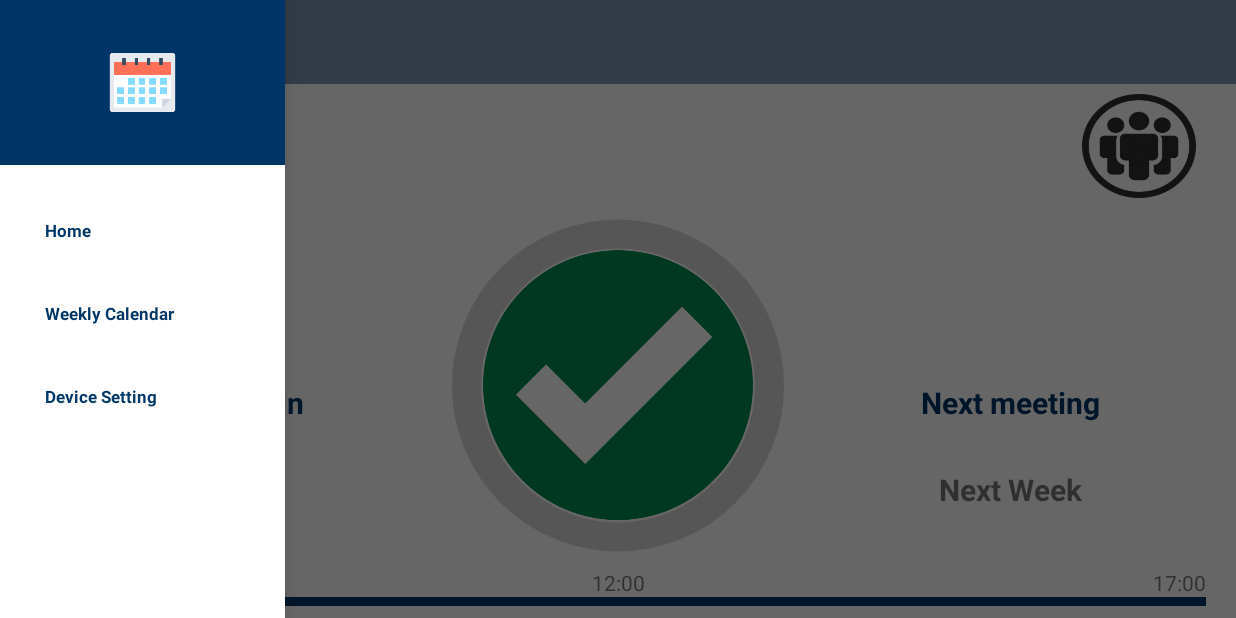
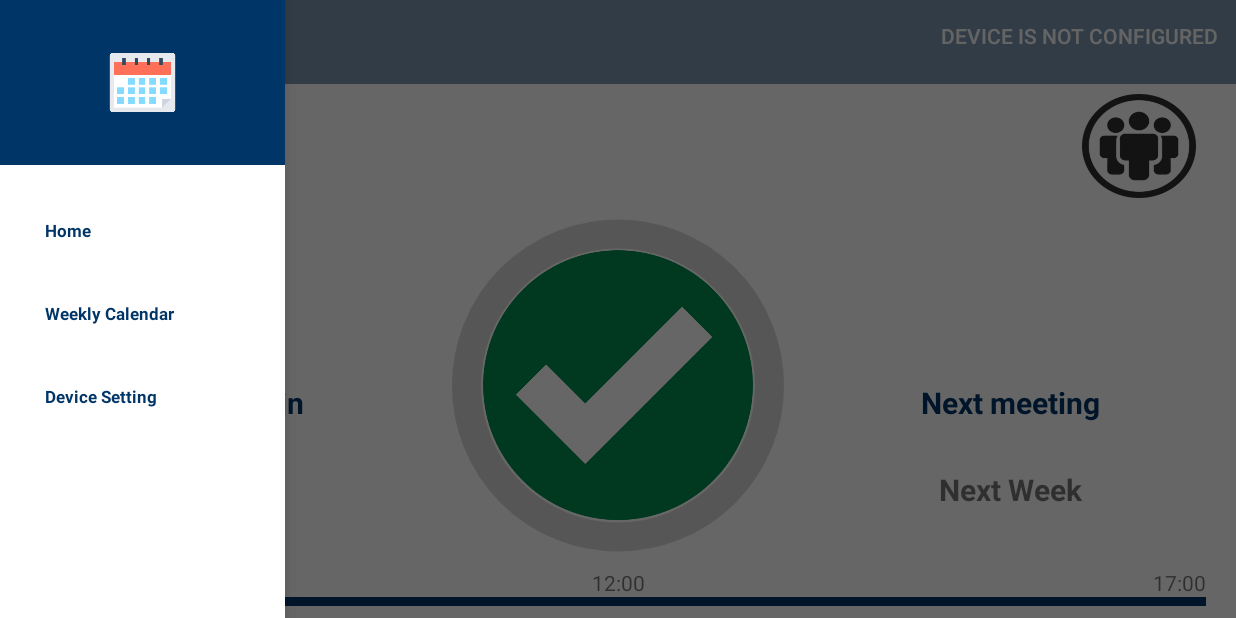
Before and after one commit to brgonzalez/Book-My-Room---Android, an Android app: the screen it shows after launch (MainActivity), with the side drawer open, on a phone screen of 824 x 412 dp (held sideways). Run offline under Robolectric (Android 15) with nearby library versions, the phone set to English and light mode, and no system bars; libraries missing offline, so code that uses them is left out: cn.pedant, com.transitionseverywhere, com.transitionseverywhere.extra; 6 statements that could not run were skipped.

Commit message:
Adjusts to the project

```diff
--- a/android/app/src/main/java/com/snaptechnology/bgonzalez/bookmyroomandroid/activity/HomeFragment.java
+++ b/android/app/src/main/java/com/snaptechnology/bgonzalez/bookmyroomandroid/activity/HomeFragment.java
@@ -41,7 +41,7 @@ import com.snaptechnology.bgonzalez.bookmyroomandroid.model.Location;
 import com.snaptechnology.bgonzalez.bookmyroomandroid.services.EventService;
 import com.snaptechnology.bgonzalez.bookmyroomandroid.services.TimeService;
 import com.snaptechnology.bgonzalez.bookmyroomandroid.services.URLService;
-import com.snaptechnology.bgonzalez.bookmyroomandroid.utils.FileUtils;
+import com.snaptechnology.bgonzalez.bookmyroomandroid.utils.FileUtil;
 import com.transitionseverywhere.TransitionManager;
 import com.transitionseverywhere.extra.Scale;
 
@@ -59,7 +59,7 @@ public class HomeFragment extends Fragment {
     /**Variable used to check the last click by the user*/
     private static long mLastClickTime;
 
-    private static final int WAITING_TIME = 5000;
+    private static final int WAITING_TIME = 4000;
 
 
     /**Services to get the functions to do the task by the user*/
@@ -186,7 +186,7 @@ public class HomeFragment extends Fragment {
 
                                 String startDate = timeService.roundDown(dateInString);
                                 String subject = (((TextInputLayout) dialogView.findViewById(R.id.subject_book_room_from_home)).getEditText().getText()).toString();
-                                Event event = new Event("id", subject, new Location(FileUtils.readLocation(getActivity())), new ArrayList<Attendee>(), false, startDate, endDate);
+                                Event event = new Event("id", subject, new Location(FileUtil.readLocation(getActivity())), new ArrayList<Attendee>(), false, startDate, endDate);
                                 dialog.dismiss();
                                 createEvent(event);
                             }
--- a/android/app/src/main/java/com/snaptechnology/bgonzalez/bookmyroomandroid/activity/MainActivity.java
+++ b/android/app/src/main/java/com/snaptechnology/bgonzalez/bookmyroomandroid/activity/MainActivity.java
@@ -28,13 +28,16 @@ import android.support.v4.widget.DrawerLayout;
 import android.support.v7.app.AppCompatActivity;
 import android.support.v7.widget.Toolbar;
 import android.util.Log;
+import android.view.Gravity;
 import android.view.Menu;
 import android.view.MenuItem;
 import android.view.View;
+import android.widget.TextView;
 import android.widget.Toast;
 
 import com.snaptechnology.bgonzalez.bookmyroomandroid.R;
 import com.snaptechnology.bgonzalez.bookmyroomandroid.services.EventService;
+import com.snaptechnology.bgonzalez.bookmyroomandroid.utils.FileUtil;
 
 import java.util.List;
 
@@ -52,16 +55,16 @@ public class MainActivity extends AppCompatActivity implements FragmentDrawer.Fr
 
     private static int FRAGMENT = 0;
 
-
+    private Thread updateThread;
     public MainActivity(){
         this.eventService = EventService.getInstance(MainActivity.this);
-        Runnable myRunnable = new Runnable() {
+        updateThread = new Thread() {
             public void run() {
                 synchronizeEvents();
             }
         };
-        Thread thread = new Thread(myRunnable);
-        thread.start();
+        updateThread.start();
+
     }
 
     @Override
@@ -73,7 +76,7 @@ public class MainActivity extends AppCompatActivity implements FragmentDrawer.Fr
         StrictMode.setThreadPolicy(policy);
 
 
-        if ((getResources().getConfiguration().screenLayout & Configuration.SCREENLAYOUT_SIZE_MASK) == Configuration.SCREENLAYOUT_SIZE_LARGE) {
+        /*if ((getResources().getConfiguration().screenLayout & Configuration.SCREENLAYOUT_SIZE_MASK) == Configuration.SCREENLAYOUT_SIZE_LARGE) {
             Toast.makeText(this, "Large screen", Toast.LENGTH_LONG).show();
         }
         else if ((getResources().getConfiguration().screenLayout & Configuration.SCREENLAYOUT_SIZE_MASK) == Configuration.SCREENLAYOUT_SIZE_NORMAL) {
@@ -84,7 +87,7 @@ public class MainActivity extends AppCompatActivity implements FragmentDrawer.Fr
         }
         else {
             Toast.makeText(this, "Screen size is neither large, normal or small", Toast.LENGTH_LONG).show();
-        }
+        }*/
 
 
         final SweetAlertDialog pDialog = new SweetAlertDialog(this, SweetAlertDialog.PROGRESS_TYPE).setTitleText("Loading...");
@@ -110,6 +113,8 @@ public class MainActivity extends AppCompatActivity implements FragmentDrawer.Fr
                 }
             }
         }).start();
+
+
 
         new CountDownTimer(5000, 1000) {
             public void onTick(long millisUntilFinished) {
@@ -153,6 +158,8 @@ public class MainActivity extends AppCompatActivity implements FragmentDrawer.Fr
     public boolean onCreateOptionsMenu(Menu menu) {
         // Inflate the menu; this adds items to the action bar if it is present.
         getMenuInflater().inflate(R.menu.menu_main, menu);
+        MenuItem menuItem = menu.getItem(0);
+        menuItem.setTitle(FileUtil.readLocation(getApplicationContext()));
         return true;
     }
 
@@ -161,8 +168,13 @@ public class MainActivity extends AppCompatActivity implements FragmentDrawer.Fr
         // Handle action bar item clicks here. The action bar will
         // automatically handle clicks on the Home/Up button, so long
         // as you specify a parent activity in AndroidManifest.xml.
-        /*int id = item.getItemId();
+        int id = item.getItemId();
 
+        if (id == R.id.room_account) {
+            displayView(2);
+            return true;
+        }
+        /*
         //noinspection SimplifiableIfStatement
         if (id == R.id.action_settings) {
             return true;
@@ -198,7 +210,7 @@ public class MainActivity extends AppCompatActivity implements FragmentDrawer.Fr
             case 2:
                 fragment = new DeviceSettingFragment();
                 title = getString(R.string.title_device_settings);
-                FRAGMENT = 3;
+                FRAGMENT = 2;
                 break;
             default:
                 break;
@@ -248,7 +260,17 @@ public class MainActivity extends AppCompatActivity implements FragmentDrawer.Fr
         //noinspection InfiniteLoopStatement
         for(;;) {
             try {
-                eventService.updateEvents();
+
+
+                if(! eventService.updateEvents() ){
+                    this.runOnUiThread(new Runnable() {
+                        public void run() {
+                            for(int i = 0 ; i < 2; i++){
+                                Toast.makeText(getApplicationContext(), "Error, Please check your network connection and device setting ", Toast.LENGTH_LONG).show();
+                            }
+
+                        }
+                    });                }
                 Thread.sleep(20000);
             }catch (InterruptedException e) {
                 e.printStackTrace();
@@ -259,4 +281,10 @@ public class MainActivity extends AppCompatActivity implements FragmentDrawer.Fr
             }
         }
     }
+
+    @Override
+    protected void onDestroy() {
+        super.onDestroy();
+        updateThread.interrupt();
+    }
 }
--- a/android/app/src/main/java/com/snaptechnology/bgonzalez/bookmyroomandroid/services/EventService.java
+++ b/android/app/src/main/java/com/snaptechnology/bgonzalez/bookmyroomandroid/services/EventService.java
@@ -10,7 +10,7 @@ import com.snaptechnology.bgonzalez.bookmyroomandroid.httpclient.OKHttpClient;
 import com.snaptechnology.bgonzalez.bookmyroomandroid.model.Event;
 import com.snaptechnology.bgonzalez.bookmyroomandroid.model.Location;
 import com.snaptechnology.bgonzalez.bookmyroomandroid.model.VO.EventVO;
-import com.snaptechnology.bgonzalez.bookmyroomandroid.utils.FileUtils;
+import com.snaptechnology.bgonzalez.bookmyroomandroid.utils.FileUtil;
 
 import org.json.JSONException;
 import org.json.JSONObject;
@@ -81,7 +81,7 @@ public final class EventService  {
         }catch (JSONException e) {
             Log.e(TAG,"JsonProcessingException error parsing the result body in doPost()");
         }catch (NullPointerException e){
-            Log.e(TAG,e.getMessage());
+            Log.e(TAG,"NullPointerException");
         }
         return false;
     }
@@ -89,13 +89,13 @@ public final class EventService  {
     /**
      * Method to update the events
      */
-    public void updateEvents(){
+    public boolean updateEvents(){
         ObjectMapper mapper = new ObjectMapper();
         List<Event> events;
         Log.i(TAG, "Updating Events");
         try {
             Map<String, String> startEndDate = timeService.getRangeDays();
-            String displayName = FileUtils.readLocation(context);
+            String displayName = FileUtil.readLocation(context);
             EventVO eventVO = new EventVO(new Location(displayName), startEndDate.get("start"), startEndDate.get("end"));
 
             String json = mapper.writeValueAsString(eventVO);
@@ -116,24 +116,19 @@ public final class EventService  {
                     startDate = timeService.addMinutes(startDate);
                 }
             }
+            return true;
         }catch (JsonProcessingException e) {
             Log.e(TAG,"JsonProcessingException error parsing the result body in UpdateEvents()");
-            this.getEventMapper().clear();
-            setEvents(new ArrayList<Event>());
         }catch (IOException e) {
             Log.e(TAG,"IOException error parsing the result body in UpdateEvents()");
-            this.getEventMapper().clear();
-            setEvents(new ArrayList<Event>());
         }catch (IllegalStateException e){
             Log.e(TAG,"Error IllegalStateException to execute operation, was not executed at time");
-            this.getEventMapper().clear();
-            setEvents(new ArrayList<Event>());
         }catch (NullPointerException e){
             Log.e(TAG,"Error NullPointerException to execute operation, probably the device is not connected with the server" );
-            this.getEventMapper().clear();
-            setEvents(new ArrayList<Event>());
-
         }
+        this.getEventMapper().clear();
+        setEvents(new ArrayList<Event>());
+        return false;
     }
 
     public List<Event> getEvents(){
--- a/android/app/src/main/java/com/snaptechnology/bgonzalez/bookmyroomandroid/services/LocationService.java
+++ b/android/app/src/main/java/com/snaptechnology/bgonzalez/bookmyroomandroid/services/LocationService.java
@@ -33,13 +33,14 @@ public class LocationService {
 
         ObjectMapper mapper = new ObjectMapper();
 
-        List<Location> locations = new ArrayList<>();
+        List<Location> locations;
         try {
             String url = urlService.getURLAllLocations();
             Log.i(TAG,"Getting locations, Url:  "+ url);
             String output =client.get(url);
             Log.i(TAG,"Output:"+output);
             locations = mapper.readValue(output,TypeFactory.defaultInstance().constructCollectionType(List.class, Location.class));
+            return locations;
         } catch (JsonProcessingException e) {
             e.printStackTrace();
             Log.e(TAG,"JsonProcessingException error to process JSON Object in LocationService");
@@ -48,9 +49,8 @@ public class LocationService {
             Log.e(TAG,"IOException error IOException in Location Service");
         }catch (NullPointerException e){
             Log.e(TAG,"NullPointerException reading locations");
-
         }
-        return locations;
+        return new ArrayList<>();
 
     }
 }
--- a/android/app/src/main/java/com/snaptechnology/bgonzalez/bookmyroomandroid/services/URLService.java
+++ b/android/app/src/main/java/com/snaptechnology/bgonzalez/bookmyroomandroid/services/URLService.java
@@ -6,7 +6,7 @@ package com.snaptechnology.bgonzalez.bookmyroomandroid.services;
 public class URLService {
 
     //private String server = "http://192.168.100.4:8080";
-    private String server = "http://10.110.10.206:8080";
+    private String server = "http://10.110.10.153:8080";
 
     private static final String EVENT = "/event";
     private static final String LOCATION = "/location";
--- a/android/app/src/main/java/com/snaptechnology/bgonzalez/bookmyroomandroid/utils/FileUtils.java
+++ b/android/app/src/main/java/com/snaptechnology/bgonzalez/bookmyroomandroid/utils/FileUtil.java
@@ -9,9 +9,9 @@ import java.io.InputStream;
 import java.io.InputStreamReader;
 import java.io.OutputStreamWriter;
 
-public class FileUtils {
+public class FileUtil {
 
-    private static final String TAG = FileUtils.class.getName();
+    private static final String TAG = FileUtil.class.getName();
     private static String locationFile = "location_file";
 
     public static String readLocation(Context context) {
@@ -33,6 +33,7 @@ public class FileUtils {
                 inputStream.close();
                 ret = stringBuilder.toString();
             }
+            return ret;
         }
         catch (FileNotFoundException e) {
             Log.e(TAG, "File not found: " + e.toString());
@@ -41,7 +42,7 @@ public class FileUtils {
         } catch (NullPointerException e){
             Log.e(TAG, "NullPointerException reading file");
         }
-        return ret;
+        return "Device is not configured";
     }
 
     public static void writeLocation(Context context, String data){
--- a/android/app/src/main/res/layout/dialog_book_room.xml
+++ b/android/app/src/main/res/layout/dialog_book_room.xml
@@ -43,7 +43,7 @@
                 android:layout_height="wrap_content"
                 android:id="@+id/edit_meeting_name_book_room"
                 android:singleLine="true"
-                android:hint="Meeting name"
+                android:hint="Meeting name (Optional)"
                 android:layout_width="@dimen/width_dialog_elements"
                 android:layout_centerHorizontal="true"
                 android:textSize="@dimen/small_size_text"
--- a/android/app/src/main/res/layout/dialog_book_room_from_home.xml
+++ b/android/app/src/main/res/layout/dialog_book_room_from_home.xml
@@ -43,7 +43,7 @@
                 android:layout_height="wrap_content"
                 android:id="@+id/edit_meeting_name_book_room_from_home"
                 android:singleLine="true"
-                android:hint="Meeting name"
+                android:hint="Meeting name (Optional)"
                 android:layout_width="@dimen/width_dialog_elements"
                 android:layout_centerHorizontal="true"
                 android:textSize="@dimen/small_size_text"
--- a/android/app/src/main/res/menu/menu_main.xml
+++ b/android/app/src/main/res/menu/menu_main.xml
@@ -15,4 +15,15 @@
         android:title="@string/action_settings"
         android:orderInCategory="100"
         app:showAsAction="never" />-->
+    <item
+        android:id="@+id/room_account"
+        android:title="ROOM"
+        app:showAsAction="ifRoom"
+
+
+
+        >
+
+
+    </item>
 </menu>
```
Also changed, not shown: android/app/src/main/java/com/snaptechnology/bgonzalez/bookmyroomandroid/activity/DeviceSettingFragment.java (+4 -4 lines), android/app/src/main/java/com/snaptechnology/bgonzalez/bookmyroomandroid/activity/UpdateDeviceSettingFragment.java (+11 -6 lines), android/app/src/main/java/com/snaptechnology/bgonzalez/bookmyroomandroid/activity/WeeklyCalendarFragment.java (+10 -7 lines), android/app/src/main/java/com/snaptechnology/bgonzalez/bookmyroomandroid/socket/ListenerSocket.java (deleted, +0 -63 lines), android/app/src/main/java/com/snaptechnology/bgonzalez/bookmyroomandroid/utils/EventHandlerUtilities.java (deleted, +0 -19 lines), android/app/src/main/java/com/snaptechnology/bgonzalez/bookmyroomandroid/utils/InputUtil.java (added, +12 -0 lines), android/app/src/main/res/layout/fragment_friends.xml (deleted, +0 -30 lines), android/app/src/main/res/layout/fragment_messages.xml (deleted, +0 -30 lines), android/app/src/main/res/layout/title.xml (deleted, +0 -8 lines).
